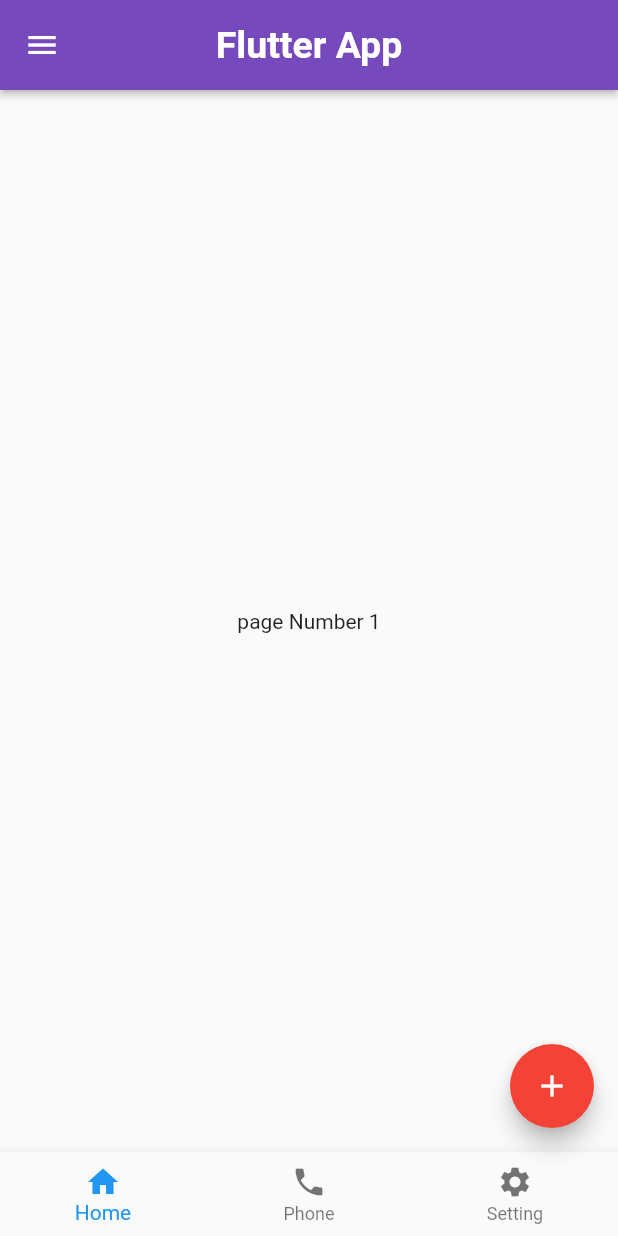
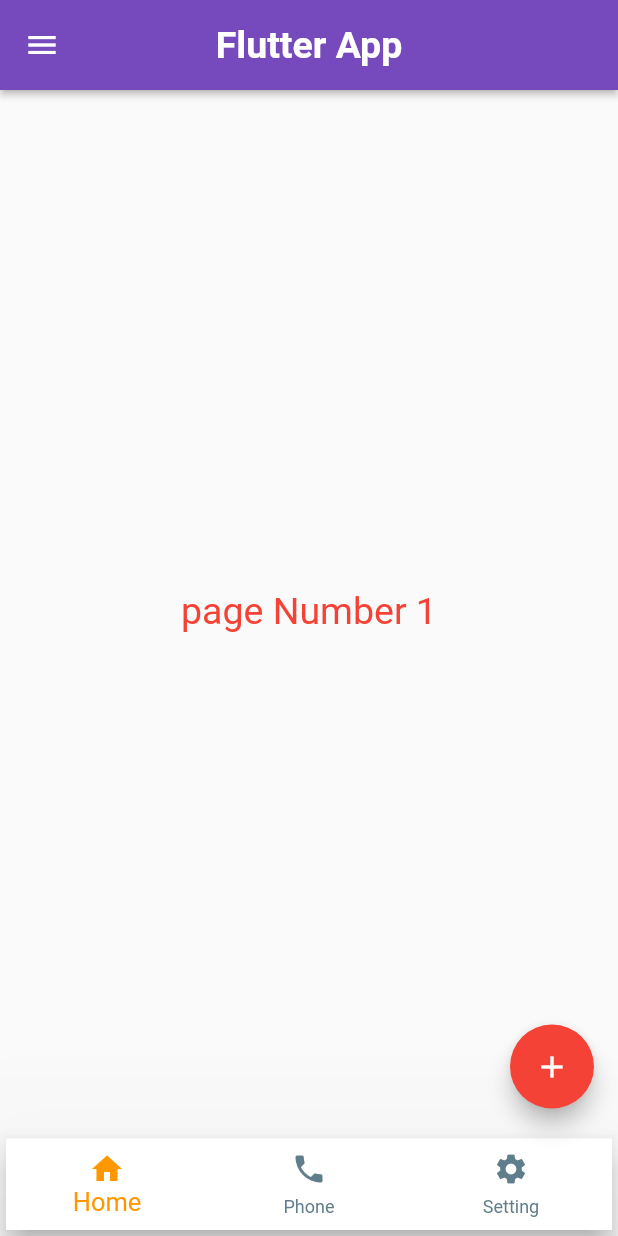
Before and after one commit to moniruzzaman76/Flutter-UI-Design, a Flutter app: the screen it shows after launch, on a phone screen of 412 x 824 dp. Run offline on Flutter 3.47's test engine with Material 2 defaults, Android fonts, the phone set to English and light mode, and no system bars.

Commit message:
Appbar,navigation drawer and bottom navigation tab bar

```diff
--- a/lib/home_screen.dart
+++ b/lib/home_screen.dart
@@ -8,12 +8,13 @@ class MyHomePage extends StatefulWidget {
 }
 
 class _MyHomePageState extends State<MyHomePage> {
+
   int selectedIndex = 0;
 
   List<Widget>pageList = const [
-    Text("page Number 1"),
-    Text("Page Number 2",),
-    Text("Page Number 3",),
+     Text("page Number 1",style: TextStyle(fontSize: 25,color: Colors.red),),
+    Text("Page Number 2",style: TextStyle(fontSize: 25,color: Colors.green),),
+    Text("Page Number 3",style: TextStyle(fontSize: 25,color: Colors.blueGrey),),
   ];
 
   void onTabTapped(int index){
@@ -99,15 +100,22 @@ class _MyHomePageState extends State<MyHomePage> {
             ],
           ),
         ),
-        bottomNavigationBar: BottomNavigationBar(
+        bottomNavigationBar: Card(
+          elevation: 100,
+          child: BottomNavigationBar(
             onTap: onTabTapped,
             currentIndex: selectedIndex,
+            backgroundColor: Colors.white,
+            selectedFontSize: 17,
+            selectedItemColor: Colors.orange,
+            unselectedItemColor: Colors.blueGrey,
             items: const [
               BottomNavigationBarItem(icon: Icon(Icons.home), label: "Home"),
               BottomNavigationBarItem(icon: Icon(Icons.phone), label: "Phone"),
               BottomNavigationBarItem(
                   icon: Icon(Icons.settings), label: "Setting"),
             ],
+          ),
         ),
         body: Center(
             child: pageList[selectedIndex]
--- a/lib/main.dart
+++ b/lib/main.dart
@@ -10,7 +10,7 @@ class MyApp extends StatelessWidget {
 
   @override
   Widget build(BuildContext context) {
-    return const MaterialApp(
+    return  const MaterialApp(
       debugShowCheckedModeBanner: false,
       home: MyHomePage(),
     );
```
Lines whose indentation alone changed are shown as unchanged.
